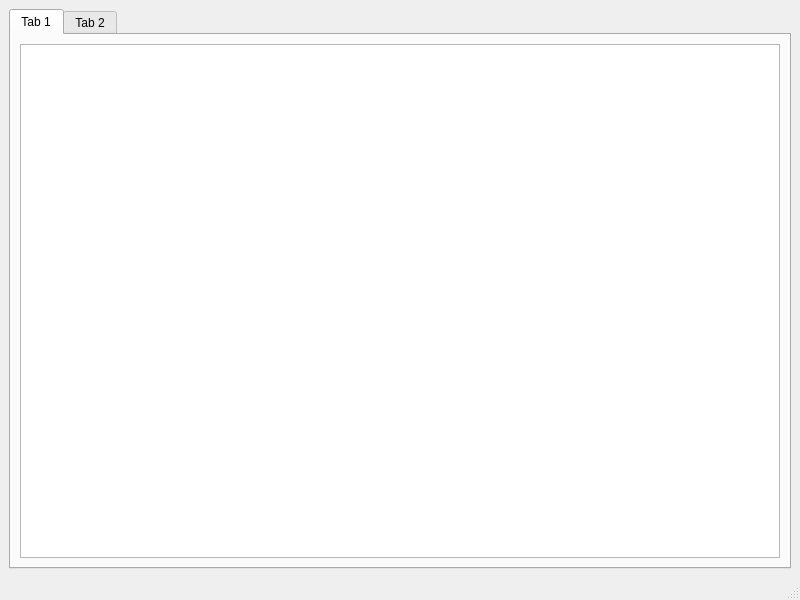
First picture: the form in mainwindow.ui, repository eloranta/HamVibe, before the edit.
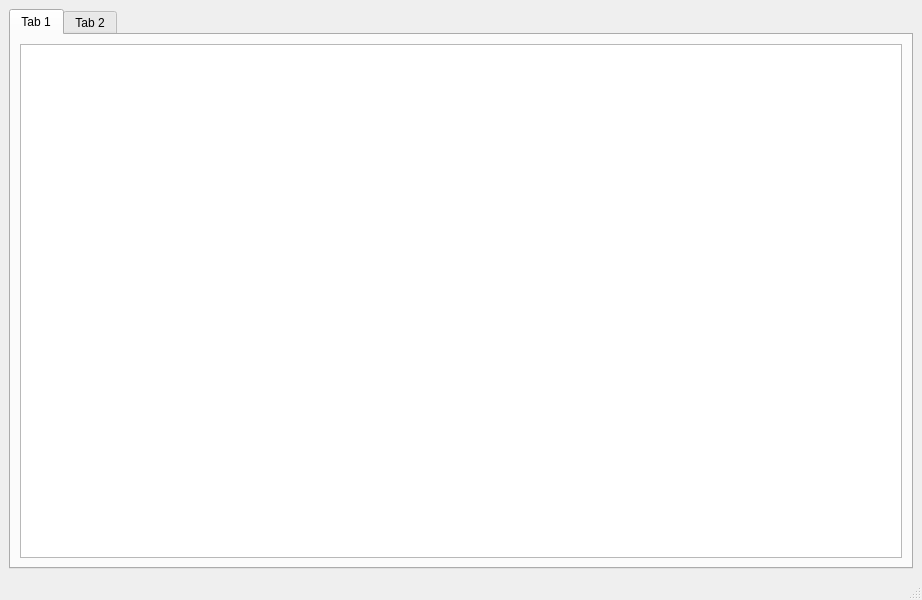
Second picture: the form after the edit.

Commit message: change main window bit wider

```diff
--- a/mainwindow.ui
+++ b/mainwindow.ui
@@ -6,7 +6,7 @@
    <rect>
     <x>0</x>
     <y>0</y>
-    <width>800</width>
+    <width>922</width>
     <height>600</height>
    </rect>
   </property>
```
Left out of the diff: 2 changed lines with no effect on the pictures.
